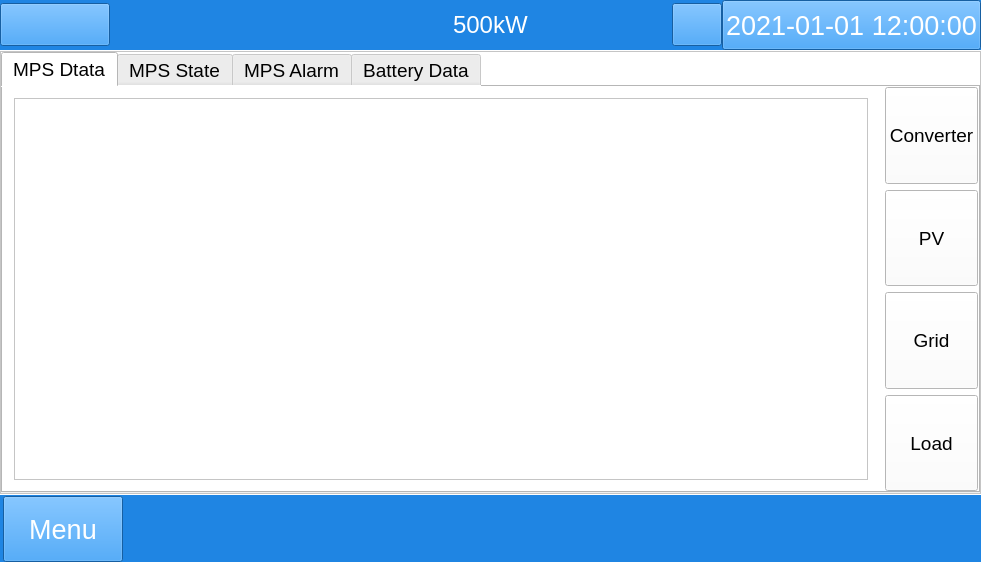
Above: mywidget.ui from megarevolpr/MWin before the change. Below: the same form after it.
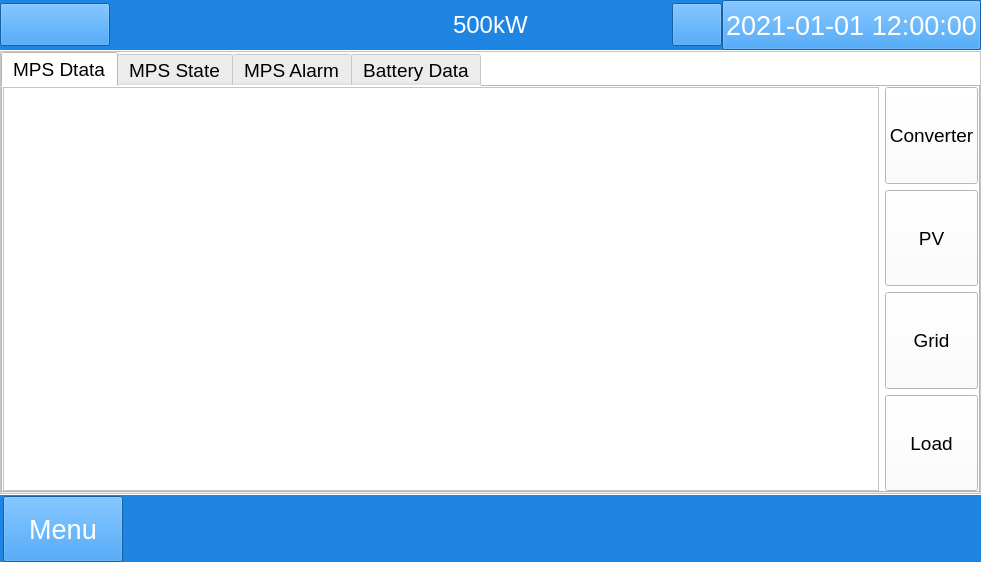
That is the form after the change. The open tabs and pages were chosen to show the change. Icons and pictures are not drawn.

Commit message: 删除冗余，优化MPS实时数据页UI

Patch:
```diff
--- a/mywidget.ui
+++ b/mywidget.ui
@@ -4002,6 +4002,18 @@
                        </widget>
                        <widget class="QWidget" name="Grid_page">
                         <layout class="QGridLayout" name="gridLayout_19">
+                         <property name="leftMargin">
+                          <number>0</number>
+                         </property>
+                         <property name="topMargin">
+                          <number>0</number>
+                         </property>
+                         <property name="rightMargin">
+                          <number>0</number>
+                         </property>
+                         <property name="bottomMargin">
+                          <number>0</number>
+                         </property>
                          <item row="0" column="0">
                           <widget class="QTableWidget" name="RT_Grid_tableWidget">
                            <property name="font">
```
Left out of the diff: 13 changed lines with no effect on the pictures. The commit also changes 2 other files.
